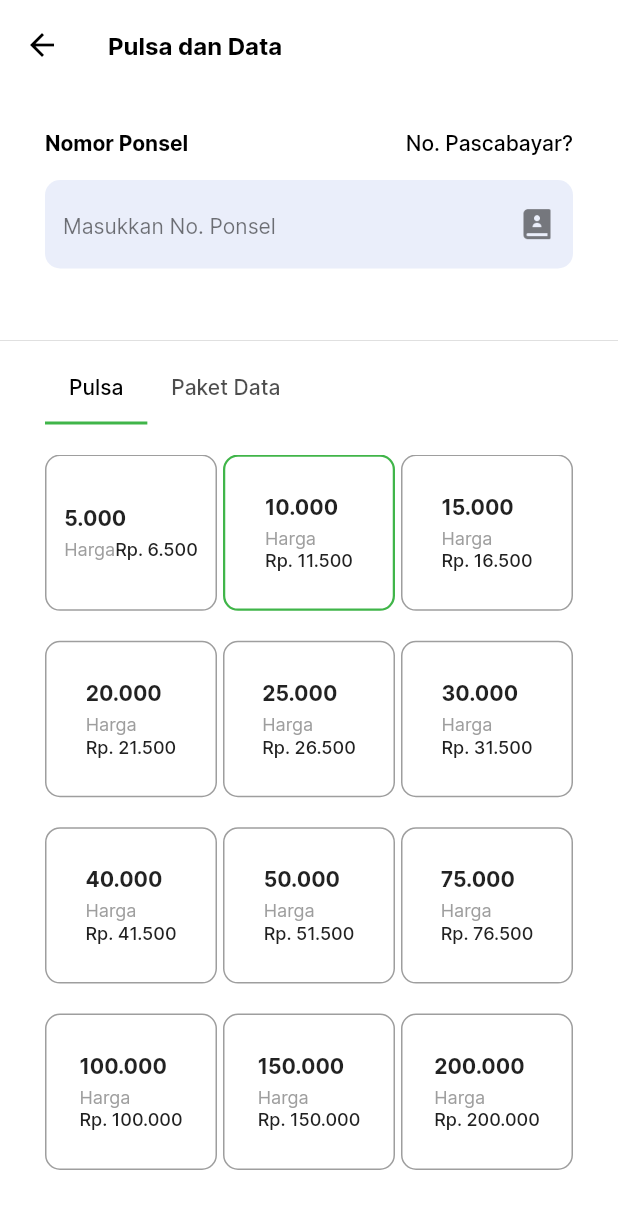
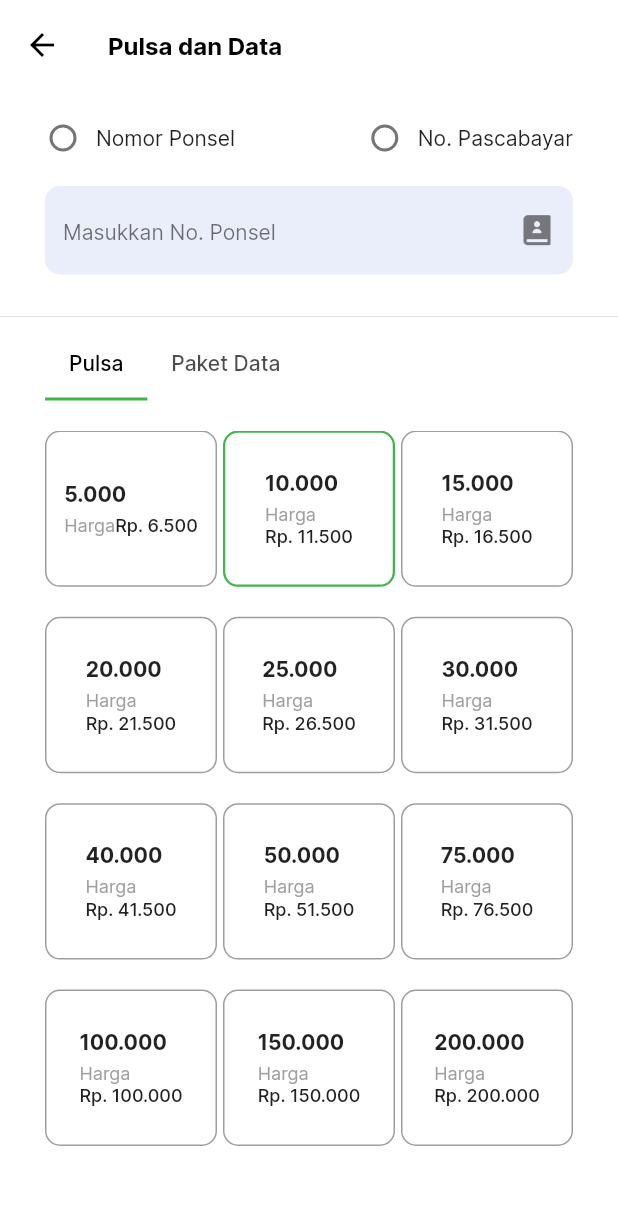
Before and after one commit to IkbalGumilar/bmt_kbs, a Flutter app: the PulsaPrabayarScreen screen opened directly, on a phone screen of 412 x 824 dp. Shown: the top 1209 px of the screen. Run offline on Flutter 3.47's test engine with Material 2 defaults, Android fonts, the phone set to English and light mode, and no system bars; our stand-ins replace carousel_slider, dotted_border, flutter_datetime_picker, fluttertoast, shared_preferences, shimmer; missing offline and left inert: qr_code_scanner; accounts and stored records are empty.

Commit message:
Update halaman pulsa prabayar

```diff
--- a/lib/screens/features/pulsa/prabayar/pulsa_prabayar.dart
+++ b/lib/screens/features/pulsa/prabayar/pulsa_prabayar.dart
@@ -38,6 +38,7 @@ class _PulsaPrabayarScreenState extends State<PulsaPrabayarScreen>
   String? nilai;
   TextEditingController numberC = TextEditingController();
   String? authTotal;
+  String _radioValue = "";
 
   cekNomer() async {
     try {
@@ -279,49 +280,64 @@ class _PulsaPrabayarScreenState extends State<PulsaPrabayarScreen>
             padding:
                 const EdgeInsets.symmetric(vertical: 20.0, horizontal: 30.0),
             child: Column(
-              children: [
-                Wrap(
-                  runSpacing: 10,
+              crossAxisAlignment: CrossAxisAlignment.start,
               children: [
                 Row(
                   mainAxisAlignment: MainAxisAlignment.spaceBetween,
+                  crossAxisAlignment: CrossAxisAlignment.start,
                   children: [
-                        const Text(
-                          "Nomor Ponsel",
-                          style: TextStyle(
-                            color: Colors.black,
-                            fontSize: 14,
-                            fontWeight: FontWeight.bold,
+                    Wrap(
+                      spacing: 10,
+                      crossAxisAlignment: WrapCrossAlignment.center,
+                      children: [
+                        Radio(
+                          materialTapTargetSize:
+                              MaterialTapTargetSize.shrinkWrap,
+                          value: "nomor_ponsel",
+                          visualDensity: const VisualDensity(
+                            horizontal: VisualDensity.minimumDensity,
+                            vertical: VisualDensity.minimumDensity,
                           ),
+                          groupValue: _radioValue,
+                          onChanged: (index) {
+                            setState(() {
+                              _radioValue = index!;
+                            });
+
+                            print(_radioValue);
+                          },
                         ),
-                        TextButton(
-                          style: TextButton.styleFrom(
-                            padding: EdgeInsets.zero,
-                            minimumSize: const Size(50, 30),
-                            tapTargetSize: MaterialTapTargetSize.shrinkWrap,
-                            alignment: Alignment.centerLeft,
+                        const Text("Nomor Ponsel"),
+                      ],
                     ),
-                          onPressed: () {
-                            print("Beralih ke menu pulsa pascabayar");
-                            Navigator.push(
-                              context,
-                              MaterialPageRoute(
-                                builder: (context) =>
-                                    const PulsaPascabayarScreen(),
+                    Wrap(
+                      spacing: 10,
+                      crossAxisAlignment: WrapCrossAlignment.center,
+                      children: [
+                        Radio(
+                          materialTapTargetSize:
+                              MaterialTapTargetSize.shrinkWrap,
+                          value: "nomor_pascabayar",
+                          visualDensity: const VisualDensity(
+                            horizontal: VisualDensity.minimumDensity,
+                            vertical: VisualDensity.minimumDensity,
                           ),
-                            );
+                          groupValue: _radioValue,
+                          onChanged: (index) {
+                            setState(() {
+                              _radioValue = index!;
+                            });
+
+                            print(_radioValue);
                           },
-                          child: const Text(
-                            "No. Pascabayar?",
-                            style: TextStyle(
-                              color: Colors.black,
                         ),
+                        const Text("No. Pascabayar"),
+                      ],
                     ),
-                        )
                   ],
                 ),
                 const SizedBox(
-                      height: 10,
+                  height: 20,
                 ),
                 TextField(
                   keyboardType: TextInputType.number,
@@ -350,11 +366,6 @@ class _PulsaPrabayarScreenState extends State<PulsaPrabayarScreen>
                       scale: 2,
                     ),
                   ),
-                    ),
-                  ],
-                ),
-                const SizedBox(
-                  height: 20.0,
                 ),
               ],
             ),
```
Also changed, not shown: lib/screens/features/transfer/status_transfer.dart (+41 -72 lines), lib/screens/features/transfer/transfer.dart (+29 -4 lines), 1 other file. Lines whose indentation alone changed are shown as unchanged.
